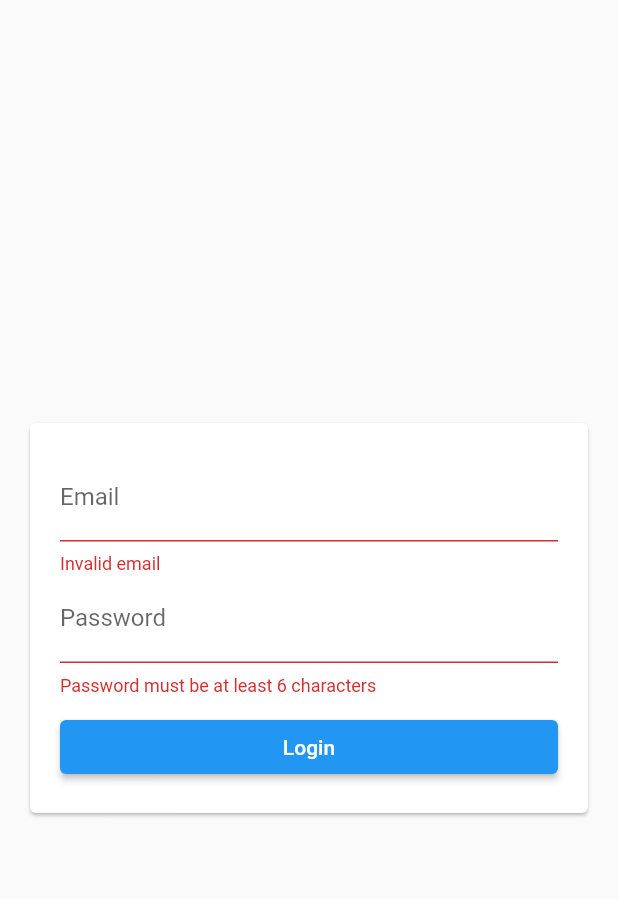
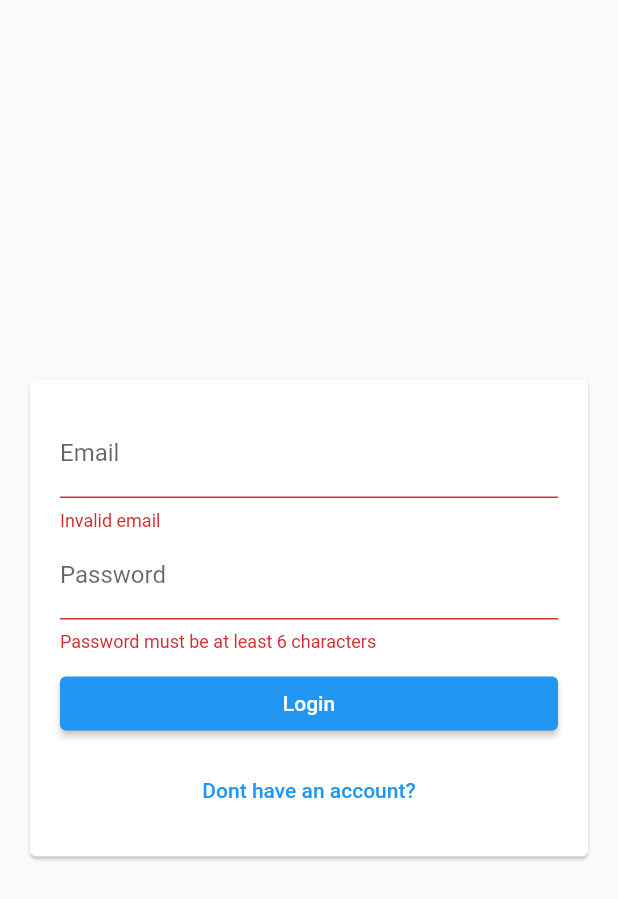
Before and after one commit to levint55/playground, a Flutter app: the screen it shows after launch, after a tap on "Login", on a phone screen of 412 x 824 dp. Shown: the top 899 px of the screen. Run offline on Flutter 3.47's test engine with Material 2 defaults, Android fonts, the phone set to English and light mode, and no system bars; our stand-ins replace firebase_auth, firebase_core; accounts and stored records are empty.

```diff
--- a/lib/main.dart
+++ b/lib/main.dart
@@ -30,7 +30,7 @@ class MyApp extends StatelessWidget {
             );
           }
           if (snapshot.hasData) {
-            return HomeScreen();
+            return const HomeScreen();
           }
           return const AuthScreen();
         },
--- a/lib/screens/auth_screen.dart
+++ b/lib/screens/auth_screen.dart
@@ -7,13 +7,13 @@ class AuthScreen extends StatelessWidget {
 
   @override
   Widget build(BuildContext context) {
-    return Scaffold(
-      body: const Center(
+    return const Scaffold(
+      body: Center(
         child: Card(
           margin: EdgeInsets.all(20),
           child: SingleChildScrollView(
             child: Padding(
-              padding: const EdgeInsets.all(20.0),
+              padding: EdgeInsets.all(20.0),
               child: AuthForm(),
             ),
           ),
--- a/lib/widgets/auth_form.dart
+++ b/lib/widgets/auth_form.dart
@@ -11,11 +11,14 @@ class AuthForm extends StatefulWidget {
 class _AuthFormState extends State<AuthForm> {
   String? _userEmail = '';
   String? _userPassword = '';
+  String? _userConfirmPassword = '';
   final _formKey = GlobalKey<FormState>();
   final _auth = FirebaseAuth.instance;
+  bool _isLogin = true;
 
   void trySubmit() async {
     UserCredential authResult;
+    _formKey.currentState?.save();
     final isValid = _formKey.currentState?.validate();
     FocusScope.of(context).unfocus();
 
@@ -24,13 +27,22 @@ class _AuthFormState extends State<AuthForm> {
     }
 
     if (isValid) {
-      _formKey.currentState?.save();
-      authResult = await _auth.signInWithEmailAndPassword(
-        email: _userEmail ?? '',
-        password: _userPassword ?? '',
-      );
-
-      print(authResult);
+      try {
+        if (_isLogin) {
+          authResult = await _auth.signInWithEmailAndPassword(
+            email: _userEmail ?? '',
+            password: _userPassword ?? '',
+          );
+        } else {
+          authResult = await _auth.createUserWithEmailAndPassword(
+            email: _userEmail ?? '',
+            password: _userPassword ?? '',
+          );
+        }
+      } catch (e) {
+        // TODO: Add error handler
+        print(e);
+      }
     }
   }
 
@@ -43,7 +55,8 @@ class _AuthFormState extends State<AuthForm> {
         crossAxisAlignment: CrossAxisAlignment.stretch,
         children: [
           TextFormField(
-            decoration: InputDecoration(label: Text('Email')),
+            key: const ValueKey('email'),
+            decoration: const InputDecoration(label: Text('Email')),
             keyboardType: TextInputType.emailAddress,
             validator: (input) {
               if (input == null) {
@@ -57,9 +70,11 @@ class _AuthFormState extends State<AuthForm> {
             onSaved: (value) {
               _userEmail = value!.trim();
             },
+            autovalidateMode: AutovalidateMode.onUserInteraction,
           ),
           TextFormField(
-            decoration: InputDecoration(label: Text('Password')),
+            key: const ValueKey('password'),
+            decoration: const InputDecoration(label: Text('Password')),
             obscureText: true,
             validator: (input) {
               if (input == null) {
@@ -73,14 +88,47 @@ class _AuthFormState extends State<AuthForm> {
             onSaved: (value) {
               _userPassword = value!.trim();
             },
+            autovalidateMode: AutovalidateMode.onUserInteraction,
           ),
-          SizedBox(
+          if (!_isLogin)
+            TextFormField(
+              key: const ValueKey('confirmPassword'),
+              decoration:
+                  const InputDecoration(label: Text('Confirm Password')),
+              obscureText: true,
+              validator: (input) {
+                if (input == null) {
+                  return 'Input is null';
+                }
+                if (input != _userPassword) {
+                  return 'Password didnt match';
+                }
+                return null;
+              },
+              onSaved: (value) {
+                _userConfirmPassword = value!.trim();
+              },
+              autovalidateMode: AutovalidateMode.onUserInteraction,
+            ),
+          const SizedBox(
             height: 10,
           ),
           ElevatedButton(
             onPressed: trySubmit,
-            child: Text('Login'),
-          )
+            child: _isLogin ? const Text('Login') : const Text('Register'),
+          ),
+          const SizedBox(
+            height: 10,
+          ),
+          TextButton(
+              onPressed: () {
+                setState(() {
+                  _isLogin = !_isLogin;
+                });
+              },
+              child: _isLogin
+                  ? const Text('Dont have an account?')
+                  : const Text('Already have an account?'))
         ],
       ),
     );
```
